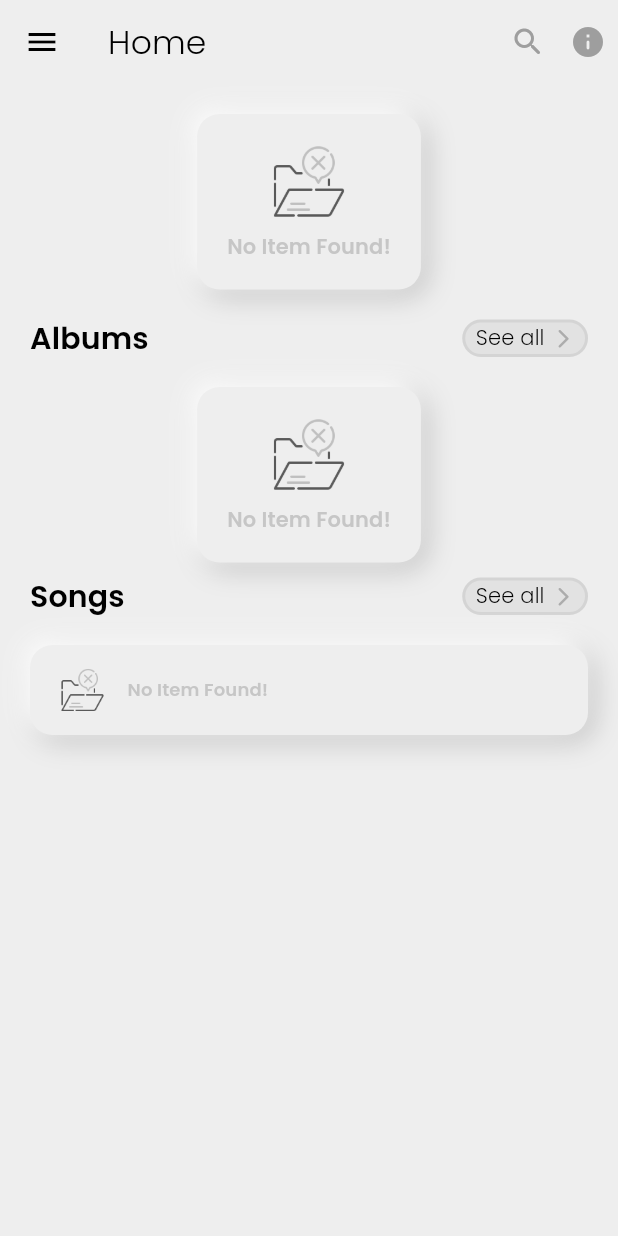
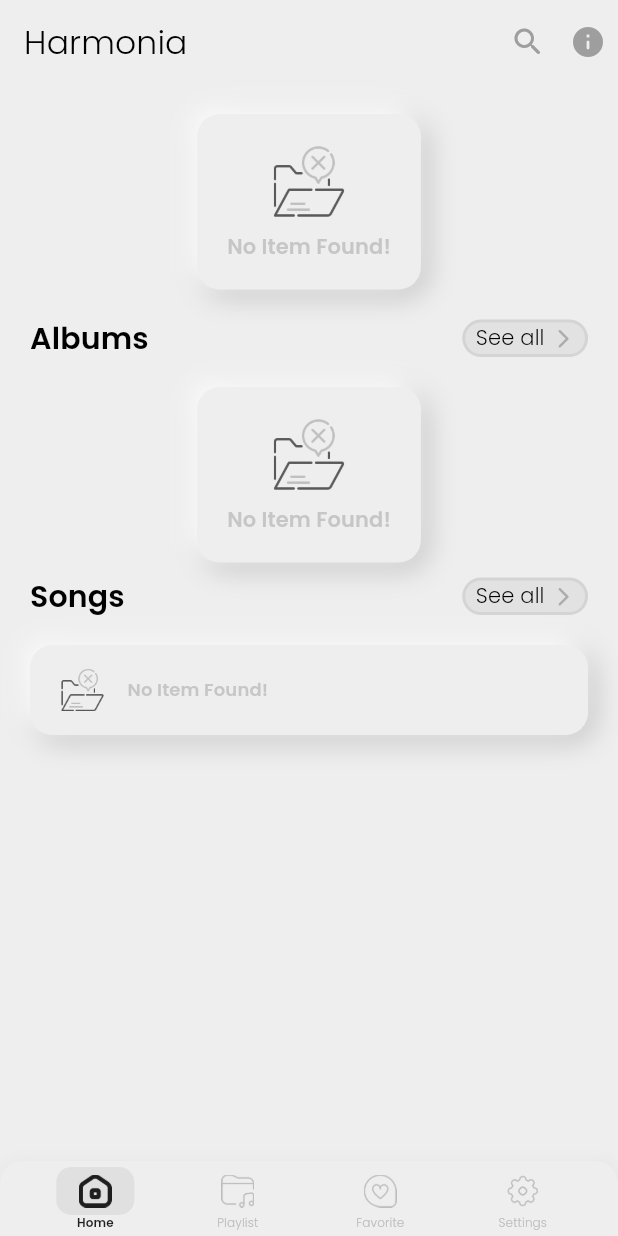
Before and after one commit to ZaryabAlam/MusicPlayer-v2, a Flutter app: the screen it shows after launch, on a phone screen of 412 x 824 dp. Run offline on Flutter 3.47's test engine with Material 3 defaults, Android fonts, the phone set to English and light mode, and no system bars; our stand-ins replace audio_video_progress_bar, flutter_animate, get, just_audio, just_audio_background, on_audio_query and 3 more.

Commit message:
add bottom navigation bar

```diff
--- /dev/null
+++ b/lib/app/dashboard/dashboard.dart
@@ -0,0 +1,187 @@
+// ignore_for_file: must_be_immutable
+
+import "package:flutter/material.dart";
+import "package:get/get.dart";
+import "package:mymusic/app/favorite/favorite_screen.dart";
+import "package:mymusic/app/playlist/playlist_screen.dart";
+import "package:mymusic/app/setting/setting_screen.dart";
+
+import "../../components/common_text.dart";
+import "../../controllers/theme_controller.dart";
+import "../../utils/constants.dart";
+import "../home/home_screen.dart";
+
+class Dashboard extends StatefulWidget {
+  int? index;
+  Dashboard({super.key, this.index});
+
+  @override
+  State<Dashboard> createState() => _DashboardState();
+}
+
+class _DashboardState extends State<Dashboard> {
+  int _selectedIndex = 0;
+  late List<Widget> _pages;
+
+  void _onItemTapped(int index) {
+    setState(() {
+      _selectedIndex = index;
+    });
+  }
+
+  void setArgs() {
+    setState(() {
+      _selectedIndex = widget.index ?? 0;
+    });
+  }
+
+  @override
+  void initState() {
+    super.initState();
+
+    setArgs();
+    _pages = [
+      HomeScreen(),
+      PlaylistScreen(),
+      FavoriteScreen(),
+      SettingScreen(),
+    ];
+  }
+
+  @override
+  void dispose() {
+    super.dispose();
+  }
+
+  @override
+  Widget build(BuildContext context) {
+
+    return Scaffold(
+      extendBody: true,
+      body: _pages.elementAt(_selectedIndex),
+      bottomNavigationBar: AnimatedContainer(
+        duration: Duration(milliseconds: 250),
+        height: 50.0,
+        child: CustomBottomNavigationBar(
+          selectedIndex: _selectedIndex,
+          onItemTapped: _onItemTapped,
+        ),
+      ),
+    );
+  }
+}
+
+class CustomBottomNavigationBar extends StatelessWidget {
+  final int selectedIndex;
+  final Function(int) onItemTapped;
+
+   CustomBottomNavigationBar({
+    Key? key,
+    required this.selectedIndex,
+    required this.onItemTapped,
+  }) : super(key: key);
+    final themeController = Get.find<ThemeController>();
+
+  @override
+  Widget build(BuildContext context) {
+        bool isDarkmode = themeController.isDarkMode.value;
+    return Container(
+      decoration: BoxDecoration(
+        color: isDarkmode ? Colors.grey.shade900 : Colors.grey.shade200,
+        borderRadius: BorderRadius.vertical(top: Radius.circular(15)),
+        boxShadow: [
+          BoxShadow(
+            color: Colors.grey.withOpacity(0.1),
+            spreadRadius: 2,
+            blurRadius: 8,
+            offset: Offset(1, 2),
+          ),
+        ],
+      ),
+      child: Padding(
+        padding: EdgeInsets.symmetric(horizontal: 16.0),
+        child: Row(
+          mainAxisAlignment: MainAxisAlignment.spaceAround,
+          children: <Widget>[
+            _buildNavItem(
+              icon: selectedIndex == 0
+                  ? "assets/icons/home_solid.png"
+                  : "assets/icons/home.png",
+              color: selectedIndex == 0 ? isDarkmode ? Colors.grey.shade800 :Colors.grey.shade300  : transparent,
+              iconColor: selectedIndex == 0 ? isDarkmode ? Colors.grey.shade400 :Colors.black87 : Colors.grey.shade400,
+              label: 'Home'.tr,
+              index: 0,
+            ),
+            _buildNavItem(
+              icon: selectedIndex == 1
+                  ? "assets/icons/playlist_solid.png"
+                  : "assets/icons/playlist.png",
+              color: selectedIndex == 1 ? isDarkmode ? Colors.grey.shade800 :Colors.grey.shade300  : transparent,
+              iconColor: selectedIndex == 1 ? isDarkmode ? Colors.grey.shade400 :Colors.black87 : Colors.grey.shade400,
+              label: 'Playlist'.tr,
+              index: 1,
+            ),
+            _buildNavItem(
+              icon: selectedIndex == 2
+                  ? "assets/icons/fav_solid.png"
+                  : "assets/icons/fav.png",
+              color: selectedIndex == 2 ? isDarkmode ? Colors.grey.shade800 :Colors.grey.shade300  : transparent,
+              iconColor: selectedIndex == 2 ? isDarkmode ? Colors.grey.shade400 :Colors.black87 : Colors.grey.shade400,
+              label: 'Favorite'.tr,
+              index: 2,
+            ),
+            _buildNavItem(
+              icon: selectedIndex == 3
+                  ? "assets/icons/settings_solid.png"
+                  : "assets/icons/settings.png",
+              color: selectedIndex == 3 ? isDarkmode ? Colors.grey.shade800 :Colors.grey.shade300  : transparent,
+              iconColor: selectedIndex == 3 ? isDarkmode ? Colors.grey.shade400 :Colors.black87 : Colors.grey.shade400,
+              label: 'Settings'.tr,
+              index: 3,
+            ),
+          ],
+        ),
+      ),
+    );
+  }
+
+  Widget _buildNavItem({
+    required String icon,
+    required String label,
+    required int index,
+    required Color? color,
+    required Color? iconColor,
+  }) {
+    return GestureDetector(
+      onTap: () => onItemTapped(index),
+      child: Column(
+        mainAxisSize: MainAxisSize.min,
+        mainAxisAlignment: MainAxisAlignment.center,
+        children: <Widget>[
+          Center(
+            child: Container(
+
+                decoration: BoxDecoration(
+                    color: color, borderRadius: BorderRadius.circular(10)),
+                padding: EdgeInsets.symmetric(horizontal: 15, vertical: 5),
+                child: Image(
+                  height: 22,
+                  width: 22,
+                  image: AssetImage("$icon"),
+                  fit: BoxFit.contain,
+                  color: iconColor,
+                )),
+          ),
+          // Icon(icon, color: index == selectedIndex ? Colors.black : Colors.white54),
+          CommonText(
+            text: label,
+            color: iconColor,
+            fontSize: 8,
+            weight:
+                index == selectedIndex ? FontWeight.w600 : FontWeight.w300,
+          ),
+        ],
+      ),
+    );
+  }
+}
--- a/lib/app/home/home_screen.dart
+++ b/lib/app/home/home_screen.dart
@@ -65,7 +65,7 @@
 
     return Obx(() => Scaffold(
           appBar: AppBar(
-            title: CommonText(text: "Home", fontSize: 22),
+            title: CommonText(text: "Harmonia", fontSize: 22),
             actions: [
               IconButton(
                   onPressed: () {
@@ -81,7 +81,7 @@
                   visualDensity: VisualDensity.compact)
             ],
           ),
-          drawer: const CustomDrawer(),
+          // drawer: const CustomDrawer(),
           body: SingleChildScrollView(
             child: Column(
                 mainAxisAlignment: MainAxisAlignment.start,
--- a/lib/app/player/controller.dart/audio_player_controller.dart
+++ b/lib/app/player/controller.dart/audio_player_controller.dart
@@ -1,11 +1,10 @@
 import 'package:get/get.dart';
 import 'package:just_audio/just_audio.dart';
-
-import '../../../models/song_model.dart';
 
 class AudioPlayerController extends GetxController {
   final AudioPlayer audioPlayer = AudioPlayer();
   RxBool isMiniPlayerVisible = false.obs;
+  RxBool isMainPlayer = false.obs;
   RxList audioFiles = [].obs; // List of audio files
   RxInt currentIndex = 0.obs; // Current index of the playing song
 
@@ -21,8 +20,18 @@
     update();
   }
 
-   Future<void> showMiniPlayer() async {
-        isMiniPlayerVisible.value = true;
+  Future<void> showMiniPlayer() async {
+    isMiniPlayerVisible.value = true;
+    update();
+  }
+
+  Future<void> showMainPlayer() async {
+    isMainPlayer.value = true;
+    update();
+  }
+
+  Future<void> dismissMainPlayer() async {
+    isMainPlayer.value = false;
     update();
   }
 }
--- a/lib/app/player/player_screen.dart
+++ b/lib/app/player/player_screen.dart
@@ -59,6 +59,10 @@
   void dispose() async {
     // _audioPlayer.dispose();
     favoriteController.getFavorites();
+    Future.delayed(Duration(milliseconds: 1), () {
+      audioPlayerController.dismissMainPlayer();
+    });
+
     super.dispose();
   }
 
@@ -172,11 +176,12 @@
   //--------------------------------- Custom Functions
   //
   Future<void> _initAudioPlayer() async {
-    Future.delayed(Duration(seconds: 3), () {
+    Future.delayed(Duration(milliseconds: 1), () {
+      audioPlayerController.showMainPlayer();
       audioPlayerController.showMiniPlayer();
     });
     try {
-      if ((_audioPlayer.sequence?.isEmpty ?? true) || (widget.reset ==true)) {
+      if ((_audioPlayer.sequence?.isEmpty ?? true) || (widget.reset == true)) {
         final playlist = ConcatenatingAudioSource(
           children: widget.audioFiles.map((audioFile) {
             return AudioSource.uri(
--- a/lib/app/playlist/playlist_screen.dart
+++ b/lib/app/playlist/playlist_screen.dart
@@ -88,12 +88,15 @@
                       );
                     },
                   ),
-        floatingActionButton: GradientOutlineFAB(
-            icon: Icons.add_rounded,
-            onPressed: () {
-              // _createPlaylistDialog(context);
-              playlistBottomDialog(context);
-            }),
+        floatingActionButton: Padding(
+          padding: const EdgeInsets.only(bottom: 40),
+          child: GradientOutlineFAB(
+              icon: Icons.add_rounded,
+              onPressed: () {
+                // _createPlaylistDialog(context);
+                playlistBottomDialog(context);
+              }),
+        ),
       ),
     );
   }
--- a/lib/main.dart
+++ b/lib/main.dart
@@ -4,6 +4,8 @@
 import 'package:get/get.dart';
 import 'package:just_audio/just_audio.dart';
 import 'package:just_audio_background/just_audio_background.dart';
+import 'package:mymusic/app/dashboard/dashboard.dart';
+import 'package:mymusic/components/common_text.dart';
 import 'package:mymusic/utils/theme_data.dart';
 import 'package:permission_handler/permission_handler.dart';
 
@@ -40,7 +42,7 @@
           home: Stack(
             children: [
               GetMaterialApp(
-                title: 'My Music',
+                title: 'Harmonia',
                 theme: lightTheme,
                 darkTheme: darkTheme,
                 themeMode: themeController.isDarkMode.value
@@ -48,20 +50,25 @@
                     : ThemeMode.light,
                 defaultTransition: Transition.cupertino,
                 transitionDuration: const Duration(milliseconds: 800),
-                home: HomeScreen(),
+                home: Dashboard(),
               ),
               Positioned(
-                  bottom: 0,
+                  bottom: 50,
                   left: 0,
                   right: 0,
-                  child: audioPlayerController.isMiniPlayerVisible.value
+                  child: ((audioPlayerController.isMiniPlayerVisible.value ==
+                              true) &&
+                          (audioPlayerController.isMainPlayer.value == false))
                       ? AnimatedSwitcher(
                           duration: Duration(milliseconds: 500),
                           child: Dismissible(
                             key: Key("mini"),
                             confirmDismiss: (direction) async {
+                              audioPlayerController.audioFiles.value = [];
+                              audioPlayerController.currentIndex.value = 0;
                               _audioPlayer.pause();
-                              audioPlayerController.dismissMiniPlayer();},
+                              audioPlayerController.dismissMiniPlayer();
+                            },
                             child: MiniPlayer(
                                 audioPlayer: audioPlayerController.audioPlayer),
                           ))
```
Also changed, not shown: lib/app/favorite/favorite_screen.dart (+11 -10 lines), lib/app/home/component/customer_drawer.dart (+4 -6 lines), assets/icons/fav.png (added), assets/icons/fav_solid.png (added), assets/icons/home.png (added), assets/icons/home_solid.png (added), assets/icons/playlist.png (added), assets/icons/playlist_solid.png (added), assets/icons/settings.png (added), assets/icons/settings_solid.png (added), assets/logos/app_logo.png (added), assets/logos/app_logo_full.png (added), 1 other file. Lines whose indentation alone changed are shown as unchanged.
